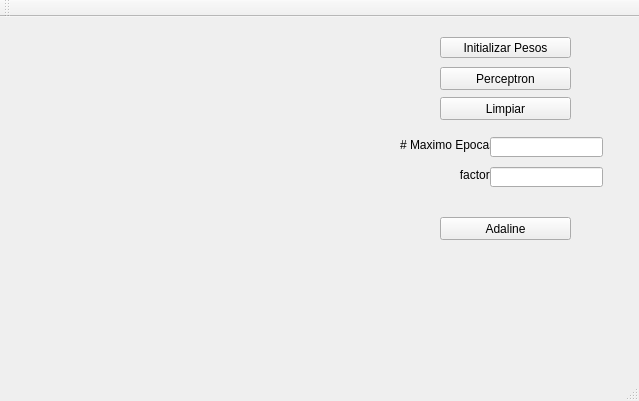
Above: mainwindow.ui from tyler97/NeuralNetworkQt before the change. Below: the same form after it.
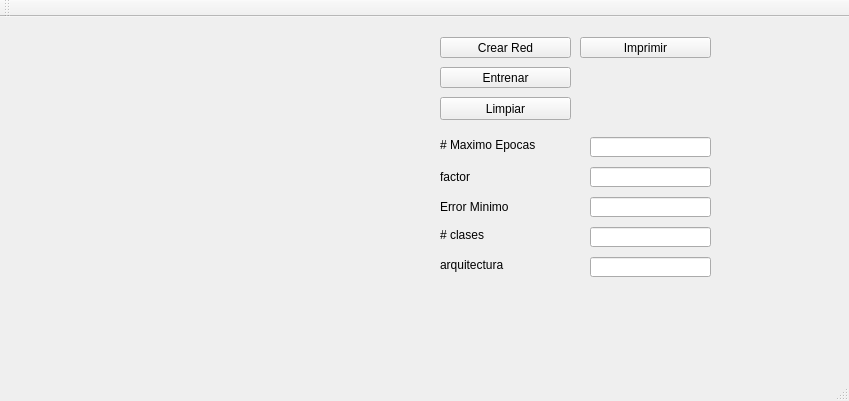
That is the form after the change. Custom widgets are drawn as their Qt base class.

```diff
--- a/mainwindow.ui
+++ b/mainwindow.ui
@@ -6,7 +6,7 @@
    <rect>
     <x>0</x>
     <y>0</y>
-    <width>639</width>
+    <width>849</width>
     <height>401</height>
    </rect>
   </property>
@@ -34,20 +34,7 @@
      </rect>
     </property>
     <property name="text">
-     <string>Initializar Pesos</string>
-    </property>
-   </widget>
-   <widget class="QPushButton" name="btnCorrer">
-    <property name="geometry">
-     <rect>
-      <x>440</x>
-      <y>50</y>
-      <width>131</width>
-      <height>23</height>
-     </rect>
-    </property>
-    <property name="text">
-     <string>Perceptron</string>
+     <string>Crear Red</string>
     </property>
    </widget>
    <widget class="QCustomPlot" name="errorPlot" native="true">
@@ -76,9 +63,9 @@
    <widget class="QLabel" name="label">
     <property name="geometry">
      <rect>
-      <x>400</x>
+      <x>440</x>
       <y>120</y>
-      <width>91</width>
+      <width>121</width>
       <height>16</height>
      </rect>
     </property>
@@ -89,22 +76,22 @@
    <widget class="QLabel" name="label_2">
     <property name="geometry">
      <rect>
-      <x>400</x>
+      <x>440</x>
       <y>150</y>
-      <width>91</width>
-      <height>16</height>
+      <width>111</width>
+      <height>20</height>
      </rect>
     </property>
     <property name="text">
-     <string>                  factor</string>
+     <string>factor</string>
     </property>
    </widget>
    <widget class="QLineEdit" name="inputG">
     <property name="geometry">
      <rect>
-      <x>490</x>
+      <x>590</x>
       <y>120</y>
-      <width>113</width>
+      <width>121</width>
       <height>20</height>
      </rect>
     </property>
@@ -112,24 +99,117 @@
    <widget class="QLineEdit" name="inputF">
     <property name="geometry">
      <rect>
-      <x>490</x>
+      <x>590</x>
       <y>150</y>
-      <width>113</width>
+      <width>121</width>
       <height>20</height>
      </rect>
     </property>
    </widget>
-   <widget class="QPushButton" name="btnCorrer2">
+   <widget class="QLabel" name="label_3">
     <property name="geometry">
      <rect>
       <x>440</x>
-      <y>200</y>
+      <y>180</y>
+      <width>111</width>
+      <height>20</height>
+     </rect>
+    </property>
+    <property name="text">
+     <string>Error Minimo</string>
+    </property>
+   </widget>
+   <widget class="QLineEdit" name="inputE">
+    <property name="geometry">
+     <rect>
+      <x>590</x>
+      <y>180</y>
+      <width>121</width>
+      <height>20</height>
+     </rect>
+    </property>
+   </widget>
+   <widget class="QLabel" name="label_4">
+    <property name="geometry">
+     <rect>
+      <x>440</x>
+      <y>210</y>
+      <width>121</width>
+      <height>16</height>
+     </rect>
+    </property>
+    <property name="text">
+     <string># clases</string>
+    </property>
+   </widget>
+   <widget class="QLabel" name="label_5">
+    <property name="geometry">
+     <rect>
+      <x>440</x>
+      <y>240</y>
+      <width>121</width>
+      <height>16</height>
+     </rect>
+    </property>
+    <property name="text">
+     <string>arquitectura</string>
+    </property>
+   </widget>
+   <widget class="QLineEdit" name="inputC">
+    <property name="geometry">
+     <rect>
+      <x>590</x>
+      <y>210</y>
+      <width>121</width>
+      <height>20</height>
+     </rect>
+    </property>
+   </widget>
+   <widget class="QLineEdit" name="inputA">
+    <property name="geometry">
+     <rect>
+      <x>590</x>
+      <y>240</y>
+      <width>121</width>
+      <height>20</height>
+     </rect>
+    </property>
+   </widget>
+   <widget class="QWidget" name="gridLayoutWidget">
+    <property name="geometry">
+     <rect>
+      <x>720</x>
+      <y>20</y>
+      <width>121</width>
+      <height>311</height>
+     </rect>
+    </property>
+    <layout class="QGridLayout" name="gridLayout"/>
+   </widget>
+   <widget class="QPushButton" name="btnTrain">
+    <property name="geometry">
+     <rect>
+      <x>440</x>
+      <y>50</y>
       <width>131</width>
-      <height>23</height>
+      <height>21</height>
      </rect>
     </property>
     <property name="text">
-     <string>Adaline</string>
+     <string>Entrenar</string>
+    </property>
+   </widget>
+   <widget class="QPushButton" name="btnPrint">
+    <property name="geometry">
+     <rect>
+      <x>580</x>
+      <y>20</y>
+      <width>131</width>
+      <height>21</height>
+     </rect>
+    </property>
+    <property name="text">
+     <string>Imprimir</string>
     </property>
    </widget>
   </widget>
```
Left out of the diff: 4 changed lines with no effect on the pictures.
